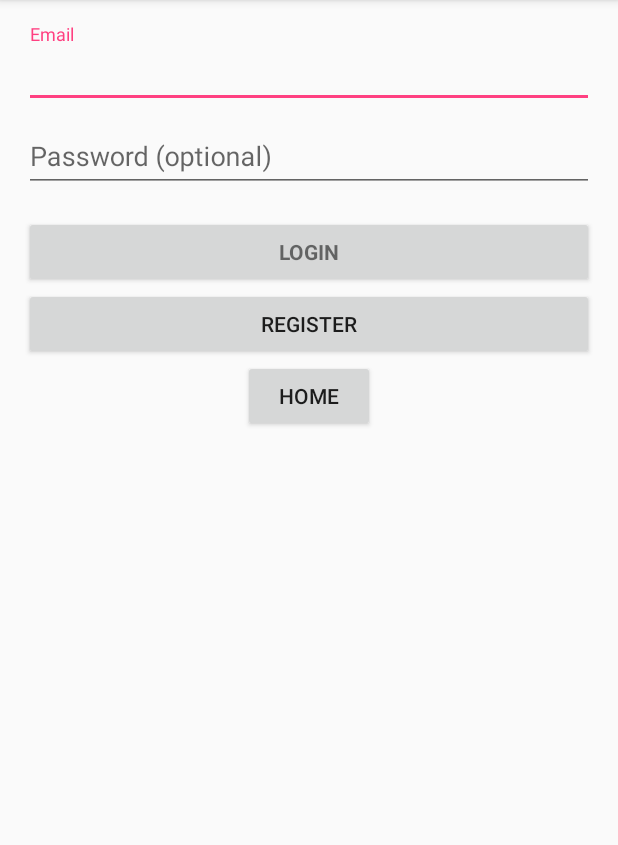
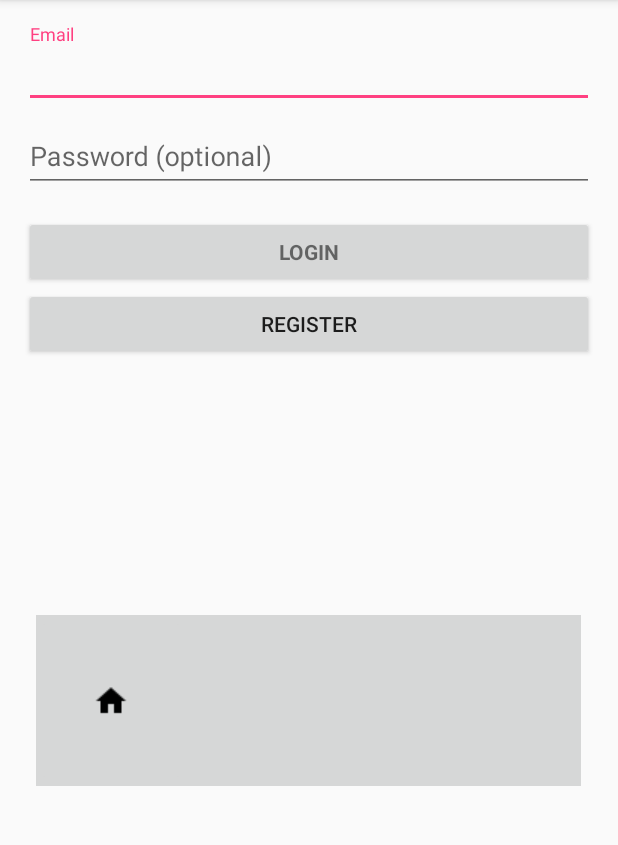
Before and after one commit to VicFrolov/Markit, an Android app: the screen it shows after launch (LoginActivity), on a phone screen of 412 x 824 dp, the part 84-929 px from its top. Run offline under Robolectric (Android 15) with nearby library versions, the phone set to English and light mode, and no system bars; 2 statements that could not run were skipped.

Commit message:
Changed home button

```diff
--- a/android/Markit/app/src/main/java/com/markit/markit/LoginActivity.java
+++ b/android/Markit/app/src/main/java/com/markit/markit/LoginActivity.java
@@ -28,6 +28,7 @@ import android.widget.ArrayAdapter;
 import android.widget.AutoCompleteTextView;
 import android.widget.Button;
 import android.widget.EditText;
+import android.widget.ImageButton;
 import android.widget.TextView;
 import android.widget.Toast;
 
@@ -110,7 +111,7 @@ public class LoginActivity extends AppCompatActivity implements LoaderCallbacks<
     }
 
     private void homeClick() {
-        Button homeButton = (Button) findViewById(R.id.home_button);
+        ImageButton homeButton = (ImageButton) findViewById(R.id.home_button);
         homeButton.setOnClickListener(new View.OnClickListener() {
             @Override
             public void onClick(View view) {
--- a/android/Markit/app/src/main/res/layout/activity_login.xml
+++ b/android/Markit/app/src/main/res/layout/activity_login.xml
@@ -8,7 +8,8 @@
     android:paddingLeft="@dimen/activity_horizontal_margin"
     android:paddingRight="@dimen/activity_horizontal_margin"
     android:paddingTop="@dimen/activity_vertical_margin"
-    tools:context="com.markit.markit.LoginActivity">
+    tools:context="com.markit.markit.LoginActivity"
+    android:weightSum="1">
 
     <!-- Login progress -->
     <ProgressBar
@@ -22,7 +23,7 @@
     <ScrollView
         android:id="@+id/login_form"
         android:layout_width="match_parent"
-        android:layout_height="match_parent">
+        android:layout_height="394dp">
 
         <LinearLayout
             android:id="@+id/email_login_form"
@@ -79,14 +80,24 @@
                 android:text="Register"
                 android:layout_gravity="center_horizontal" />
 
-            <Button
-                android:layout_width="wrap_content"
-                android:layout_height="wrap_content"
-                android:text="Home"
-                android:id="@+id/home_button"
-                android:layout_gravity="center_horizontal" />
-
         </LinearLayout>
     </ScrollView>
 
+    <LinearLayout
+        android:orientation="vertical"
+        android:layout_width="363dp"
+        android:layout_height="86dp"
+        android:layout_weight="0.11"
+        android:background="@color/button_material_light">
+
+        <ImageButton
+            android:layout_width="100dp"
+            android:layout_height="match_parent"
+            android:id="@+id/home_button"
+            android:src="@drawable/ic_home_black_24dp" />
+
+
+
+    </LinearLayout>
+
 </LinearLayout>
```
Also changed, not shown: android/Markit/app/src/main/AndroidManifest.xml (+4 -4 lines), android/Markit/app/src/main/res/drawable/ic_home_black_24dp/ios/ic_home.imageset/Contents.json (added, +23 -0 lines), android/Markit/app/src/main/res/drawable/home.png (added), android/Markit/app/src/main/res/drawable/ic_home_black_24dp.png (added), android/Markit/app/src/main/res/drawable/ic_home_black_24dp/android/drawable-hdpi/ic_home_black_24dp.png (added), android/Markit/app/src/main/res/drawable/ic_home_black_24dp/android/drawable-xhdpi/ic_home_black_24dp.png (added), android/Markit/app/src/main/res/drawable/ic_home_black_24dp/android/drawable-xxhdpi/ic_home_black_24dp.png (added), android/Markit/app/src/main/res/drawable/ic_home_black_24dp/android/drawable-xxxhdpi/ic_home_black_24dp.png (added), android/Markit/app/src/main/res/drawable/ic_home_black_24dp/ios/ic_home.imageset/ic_home.png (added), android/Markit/app/src/main/res/drawable/ic_home_black_24dp/ios/ic_home.imageset/ic_home_2x.png (added), android/Markit/app/src/main/res/drawable/ic_home_black_24dp/ios/ic_home.imageset/ic_home_3x.png (added), android/Markit/app/src/main/res/drawable/ic_home_black_24dp/web/ic_home_black_24dp_1x.png (added), android/Markit/app/src/main/res/drawable/ic_home_black_24dp/web/ic_home_black_24dp_2x.png (added), 1 other file.
